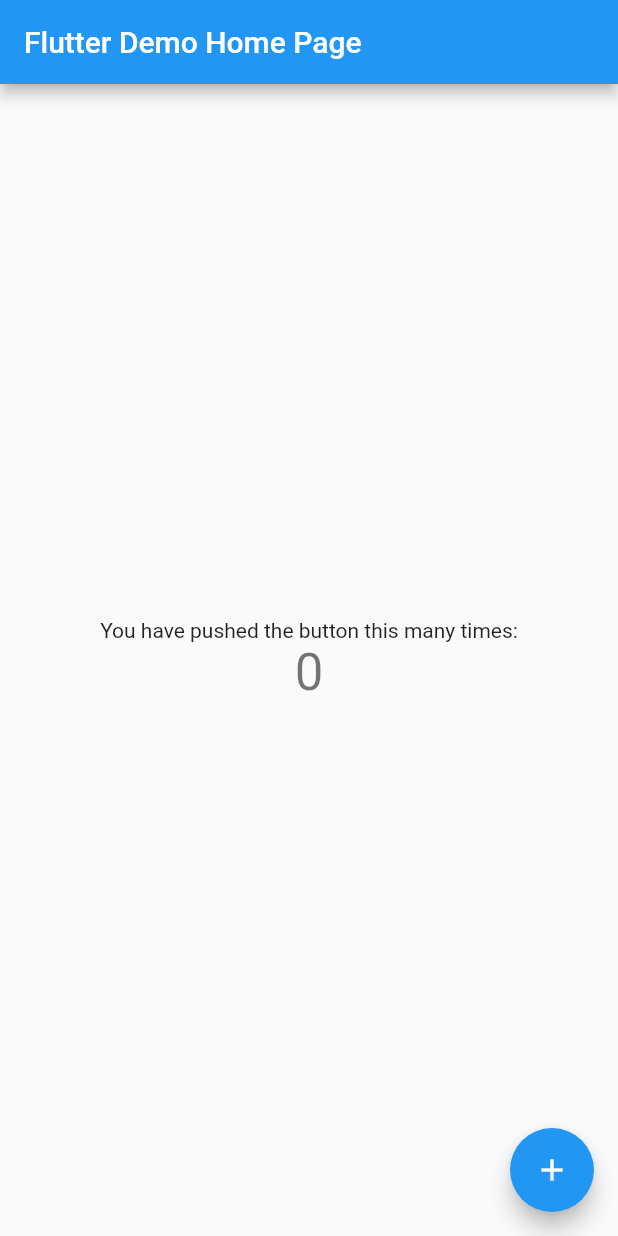
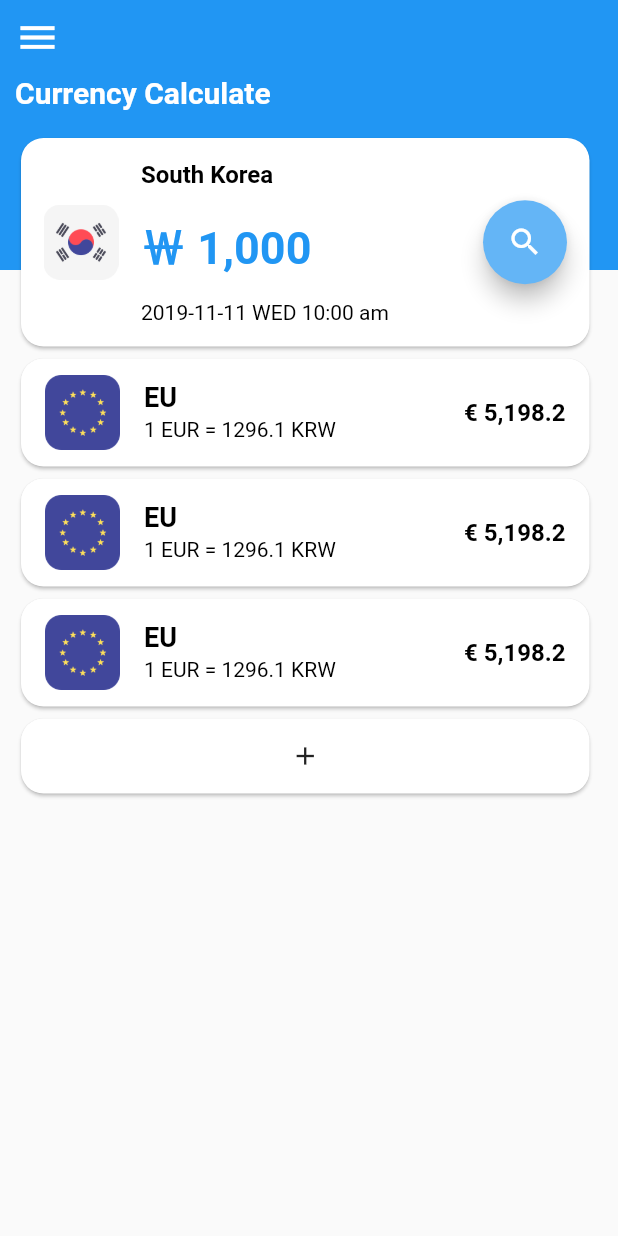
Before and after one commit to Origogi/flutter_currency_exchange, a Flutter app: the screen it shows after launch, on a phone screen of 412 x 824 dp. Run offline on Flutter 3.47's test engine with Material 2 defaults, Android fonts, the phone set to English and light mode, and no system bars; Roboto replaces fonts that are missing (goyang-R).

Commit message:
make temparary layout

```diff
--- a/lib/main.dart
+++ b/lib/main.dart
@@ -1,4 +1,5 @@
 import 'package:flutter/material.dart';
+import 'package:flutter_currency/theme/theme.dart';
 
 void main() => runApp(MyApp());
 
@@ -7,105 +8,183 @@ class MyApp extends StatelessWidget {
   @override
   Widget build(BuildContext context) {
     return MaterialApp(
-      title: 'Flutter Demo',
-      theme: ThemeData(
-        // This is the theme of your application.
-        //
-        // Try running your application with "flutter run". You'll see the
-        // application has a blue toolbar. Then, without quitting the app, try
-        // changing the primarySwatch below to Colors.green and then invoke
-        // "hot reload" (press "r" in the console where you ran "flutter run",
-        // or simply save your changes to "hot reload" in a Flutter IDE).
-        // Notice that the counter didn't reset back to zero; the application
-        // is not restarted.
-        primarySwatch: Colors.blue,
-      ),
-      home: MyHomePage(title: 'Flutter Demo Home Page'),
+      debugShowCheckedModeBanner: false,
+      theme: kLightTheme,
+      home: HomePage(title: 'Flutter Demo Home Page'),
     );
   }
 }
 
-class MyHomePage extends StatefulWidget {
-  MyHomePage({Key key, this.title}) : super(key: key);
-
-  // This widget is the home page of your application. It is stateful, meaning
-  // that it has a State object (defined below) that contains fields that affect
-  // how it looks.
-
-  // This class is the configuration for the state. It holds the values (in this
-  // case the title) provided by the parent (in this case the App widget) and
-  // used by the build method of the State. Fields in a Widget subclass are
-  // always marked "final".
+class HomePage extends StatefulWidget {
+  HomePage({Key key, this.title}) : super(key: key);
 
   final String title;
 
   @override
-  _MyHomePageState createState() => _MyHomePageState();
+  _HomePageState createState() => _HomePageState();
 }
 
-class _MyHomePageState extends State<MyHomePage> {
-  int _counter = 0;
-
-  void _incrementCounter() {
-    setState(() {
-      // This call to setState tells the Flutter framework that something has
-      // changed in this State, which causes it to rerun the build method below
-      // so that the display can reflect the updated values. If we changed
-      // _counter without calling setState(), then the build method would not be
-      // called again, and so nothing would appear to happen.
-      _counter++;
-    });
-  }
-
+class _HomePageState extends State<HomePage> {
   @override
   Widget build(BuildContext context) {
-    // This method is rerun every time setState is called, for instance as done
-    // by the _incrementCounter method above.
-    //
-    // The Flutter framework has been optimized to make rerunning build methods
-    // fast, so that you can just rebuild anything that needs updating rather
-    // than having to individually change instances of widgets.
+    TextTheme textTheme = Theme.of(context).textTheme;
+
     return Scaffold(
-      appBar: AppBar(
-        // Here we take the value from the MyHomePage object that was created by
-        // the App.build method, and use it to set our appbar title.
-        title: Text(widget.title),
+      body: SafeArea(
+        child: Stack(children: <Widget>[
+          Container(
+            width: double.infinity,
+            height: 180,
+            color: Colors.blue,
           ),
-      body: Center(
-        // Center is a layout widget. It takes a single child and positions it
-        // in the middle of the parent.
+          Container(
+            padding: EdgeInsets.only(left: 10, right: 15, top: 10),
             child: Column(
-          // Column is also layout widget. It takes a list of children and
-          // arranges them vertically. By default, it sizes itself to fit its
-          // children horizontally, and tries to be as tall as its parent.
-          //
-          // Invoke "debug painting" (press "p" in the console, choose the
-          // "Toggle Debug Paint" action from the Flutter Inspector in Android
-          // Studio, or the "Toggle Debug Paint" command in Visual Studio Code)
-          // to see the wireframe for each widget.
-          //
-          // Column has various properties to control how it sizes itself and
-          // how it positions its children. Here we use mainAxisAlignment to
-          // center the children vertically; the main axis here is the vertical
-          // axis because Columns are vertical (the cross axis would be
-          // horizontal).
-          mainAxisAlignment: MainAxisAlignment.center,
+              crossAxisAlignment: CrossAxisAlignment.start,
+              children: <Widget>[
+                Icon(
+                  Icons.menu,
+                  size: 30,
+                  color: Colors.white,
+                ),
+                SizedBox(
+                  height: 10,
+                ),
+                Text(
+                  'Currency Calculate',
+                  style: TextStyle(color: Colors.white, fontSize: 20),
+                ),
+                SizedBox(
+                  height: 15,
+                ),
+                Card(
+                  shape: RoundedRectangleBorder(
+                    borderRadius: BorderRadius.circular(15.0),
+                  ),
+                  child: Container(
+                    width: double.infinity,
+                    margin: EdgeInsets.all(15),
+                    child: Row(
+                      mainAxisAlignment: MainAxisAlignment.spaceBetween,
+                      children: <Widget>[
+                        Row(
+                          children: <Widget>[
+                            Container(
+                                height: 50,
+                                width: 50,
+                                child: Image.asset(
+                                    'assets/images/094-south-korea.png')),
+                            SizedBox(
+                              width: 15,
+                            ),
+                            Column(
+                              crossAxisAlignment: CrossAxisAlignment.start,
                               children: <Widget>[
                                 Text(
-              'You have pushed the button this many times:',
+                                  'South Korea',
+                                  style: textTheme.body1,
+                                ),
+                                SizedBox(
+                                  height: 15,
                                 ),
                                 Text(
-              '$_counter',
-              style: Theme.of(context).textTheme.display1,
+                                  '￦ 1,000',
+                                  style: TextStyle(
+                                      fontSize: 30, color: Colors.blue),
+                                ),
+                                SizedBox(
+                                  height: 15,
+                                ),
+                                Text(
+                                  '2019-11-11 WED 10:00 am',
+                                  style: textTheme.body2,
                                 ),
                               ],
                             ),
+                          ],
                         ),
-      floatingActionButton: FloatingActionButton(
-        onPressed: _incrementCounter,
-        tooltip: 'Increment',
-        child: Icon(Icons.add),
-      ), // This trailing comma makes auto-formatting nicer for build methods.
+                        FloatingActionButton(
+                          child: Icon(Icons.search),
+                          onPressed: () {},
+                        )
+                      ],
+                    ),
+                  ),
+                ),
+                Card(
+                  shape: RoundedRectangleBorder(
+                    borderRadius: BorderRadius.circular(15.0),
+                  ),
+                  child: ListTile(
+                    leading: Container(
+                        height: 50,
+                        width: 50,
+                        child: Image.asset(
+                            'assets/images/259-european-union.png')),
+                    title: Text('EU'),
+                    subtitle: Text(
+                      '1 EUR = 1296.1 KRW',
+                      style: textTheme.body2,
+                    ),
+                    trailing: Text('€ 5,198.2'),
+                  ),
+
+                ),
+                Card(
+                  shape: RoundedRectangleBorder(
+                    borderRadius: BorderRadius.circular(15.0),
+                  ),
+                  child: ListTile(
+                    leading: Container(
+                        height: 50,
+                        width: 50,
+                        child: Image.asset(
+                            'assets/images/259-european-union.png')),
+                    title: Text('EU'),
+                    subtitle: Text(
+                      '1 EUR = 1296.1 KRW',
+                      style: textTheme.body2,
+                    ),
+                    trailing: Text('€ 5,198.2'),
+                  ),
+
+                ),
+                Card(
+                  shape: RoundedRectangleBorder(
+                    borderRadius: BorderRadius.circular(15.0),
+                  ),
+                  child: ListTile(
+                    leading: Container(
+                        height: 50,
+                        width: 50,
+                        child: Image.asset(
+                            'assets/images/259-european-union.png')),
+                    title: Text('EU'),
+                    subtitle: Text(
+                      '1 EUR = 1296.1 KRW',
+                      style: textTheme.body2,
+                    ),
+                    trailing: Text('€ 5,198.2'),
+                  ),
+
+                ),
+                Card(
+                  shape: RoundedRectangleBorder(
+                    borderRadius: BorderRadius.circular(15.0),
+                  ),
+                  child: Container(
+                    height: 50,
+                    child: Center(
+                      child : Icon(Icons.add,size: 20,)
+                    ),
+                  )
+
+                )
+              ],
+            ),
+          ),
+        ]),
+      ),
     );
   }
 }
```
Also changed, not shown: lib/theme/theme.dart (added, +172 -0 lines), pubspec.yaml (+9 -33 lines), assets/goyang_L.TTF (added), assets/images/094-south-korea.png (added), assets/images/259-european-union.png (added), pubspec.lock, 9 other files. Lines whose indentation alone changed are shown as unchanged.
